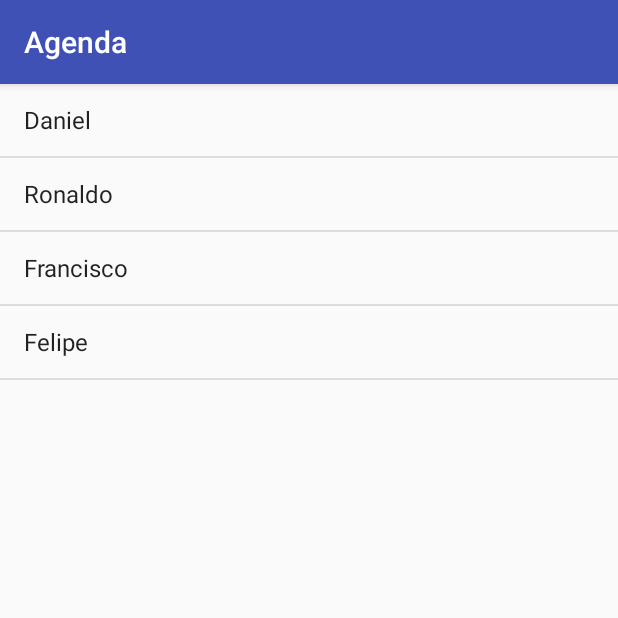
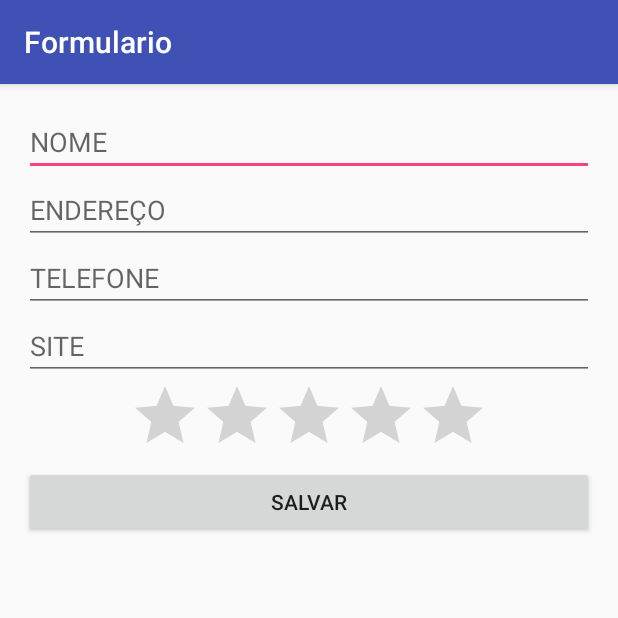
Before and after one commit to felipefinhane/agenda-de-contatos, an Android app: the screen it shows after launch (ListaAlunosActivity before the commit, FormularioActivity after it), on a phone screen of 412 x 824 dp, the top half of it. Run offline under Robolectric (Android 15) with nearby library versions, the phone set to English and light mode, and no system bars.

Commit message:
Criando activity do formulário

```diff
--- a/app/src/main/java/com/finhane/agenda/FormularioActivity.java
+++ b/app/src/main/java/com/finhane/agenda/FormularioActivity.java
@@ -2,12 +2,33 @@ package com.finhane.agenda;
 
 import android.support.v7.app.AppCompatActivity;
 import android.os.Bundle;
+import android.view.View;
+import android.widget.Button;
+import android.widget.EditText;
+import android.widget.RatingBar;
+import android.widget.Toast;
 
 public class FormularioActivity extends AppCompatActivity {
+
+    EditText txtNome, txtEndereco, txtTelefone, txtSite;
 
     @Override
     protected void onCreate(Bundle savedInstanceState) {
         super.onCreate(savedInstanceState);
         setContentView(R.layout.activity_formulario);
+
+        Button btSalvarFormulario = (Button) findViewById(R.id.formulario_btSalvarFormulario);
+        txtNome = (EditText) findViewById(R.id.formulario_txtNome);
+        txtEndereco = (EditText) findViewById(R.id.formulario_txtEndereco);
+        txtTelefone = (EditText) findViewById(R.id.formulario_txtTelefone);
+        txtSite = (EditText) findViewById(R.id.formulario_txtSite);
+        RatingBar nota = (RatingBar) findViewById(R.id.formulario_nota);
+
+        btSalvarFormulario.setOnClickListener(new View.OnClickListener() {
+            @Override
+            public void onClick(View v) {
+                Toast.makeText(FormularioActivity.this, "Botão clicado, nome: " + txtNome.getText(), Toast.LENGTH_LONG).show();
+            }
+        });
     }
 }
--- a/app/src/main/res/layout/activity_formulario.xml
+++ b/app/src/main/res/layout/activity_formulario.xml
@@ -1,35 +1,40 @@
 <?xml version="1.0" encoding="utf-8"?>
-<LinearLayout xmlns:android="http://schemas.android.com/apk/res/android"
+<ScrollView xmlns:android="http://schemas.android.com/apk/res/android"
+    android:layout_width="match_parent"
+    android:layout_height="match_parent" >
+
+    <LinearLayout
         android:layout_width="match_parent"
         android:layout_height="match_parent"
         android:padding="16dp"
         android:orientation="vertical">
 
         <EditText
-        android:id="@+id/txtNome"
+            android:id="@+id/formulario_txtNome"
             android:hint="NOME"
             android:layout_width="match_parent"
             android:layout_height="wrap_content" />
 
         <EditText
-        android:id="@+id/txtEndereco"
+            android:id="@+id/formulario_txtEndereco"
             android:hint="ENDEREÇO"
             android:layout_width="match_parent"
             android:layout_height="wrap_content" />
 
         <EditText
-        android:id="@+id/txtTelefone"
+            android:id="@+id/formulario_txtTelefone"
             android:hint="TELEFONE"
             android:layout_width="match_parent"
             android:layout_height="wrap_content" />
 
         <EditText
-        android:id="@+id/txtSite"
+            android:id="@+id/formulario_txtSite"
             android:hint="SITE"
             android:layout_width="match_parent"
             android:layout_height="wrap_content" />
 
         <RatingBar
+            android:id="@+id/formulario_nota"
             android:layout_width="wrap_content"
             android:layout_height="wrap_content"
             android:numStars="5"
@@ -37,9 +42,10 @@
             android:layout_gravity="center"/>
 
         <Button
-        android:id="@+id/btSalvarFormulario"
+            android:id="@+id/formulario_btSalvarFormulario"
             android:layout_width="match_parent"
             android:layout_height="wrap_content"
             android:text="SALVAR"/>
 
     </LinearLayout>
+</ScrollView>
```
Also changed, not shown: app/src/main/AndroidManifest.xml (+9 -4 lines). Lines whose indentation alone changed are shown as unchanged.
